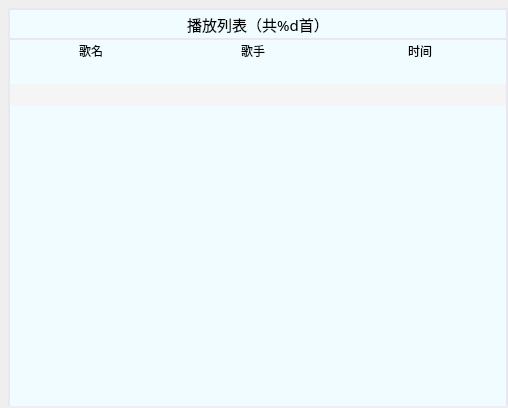
First picture: the form in ui/playListwidget.ui, repository MyEternalMoon/PyQt_mp3Player, before the edit.
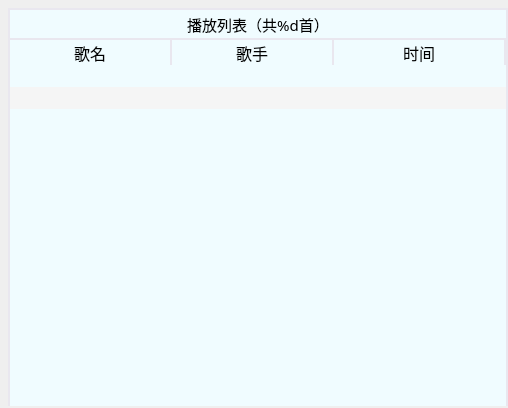
Second picture: the form after the edit.

Commit message: 7/30 UI调整，主要为播放列表的色调，主界面widget的focus方式

Patch:
```diff
--- a/ui/playListwidget.ui
+++ b/ui/playListwidget.ui
@@ -53,14 +53,14 @@
      <string notr="true">QTableWidget QHeaderView{border:none}
 QTableWidget
 {
-	
-    color:green;    /*前景色：文字颜色*/
+	height:16px;
+    color:rgb(112,112,112);    /*前景色：文字颜色*/
     /*gridline-color:red;   */     /*表格中的网格线条颜色*/
 	border-color:#e9e7ef;
     background:#f0fcff;
     /*设置交替颜色，需要在函数属性中设置:tableWidget-&gt;setAlternatingRowColors(true)*/
     alternate-background-color: rgb(245, 245, 245);
-    selection-color:red;    /*鼠标选中时前景色：文字颜色*/
+    selection-color:black;    /*鼠标选中时前景色：文字颜色*/
     selection-background-color:lightgray;   /*鼠标选中时背景色*/ /*边框线的宽度、颜色*/
     /*border:none;*/    /*去除边界线*/
     /*border-radius:5px;*/
@@ -68,10 +68,15 @@
 }
 
 /*设置表头属性*/
+
+
 QTableWidget QHeaderView::section
 {background:#f0fcff;
 	border:none;
-text-align:left;
+border-right: 2px solid;
+border-color:#e9e7ef;
+height:25px;
+font-size:16px;
   /*lightgray*/
     /*color:black;*/
     /*padding-left:4px;*/
```
Left out of the diff: 6 changed lines with no effect on the pictures. The commit also changes 6 other files.
